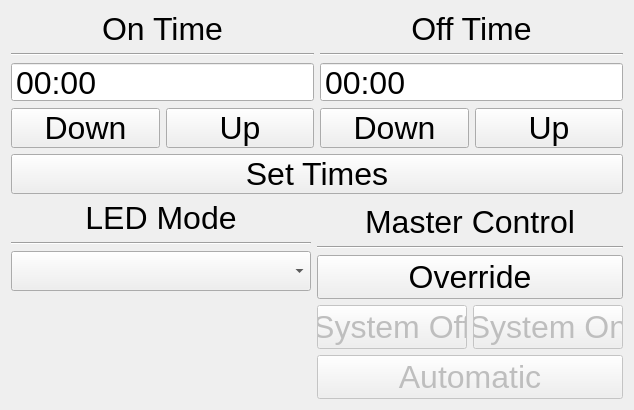
Before: the Qt Designer form pond_client/home.ui in Josh-Larson/P.O.N.D.S, drawn with Qt 5.
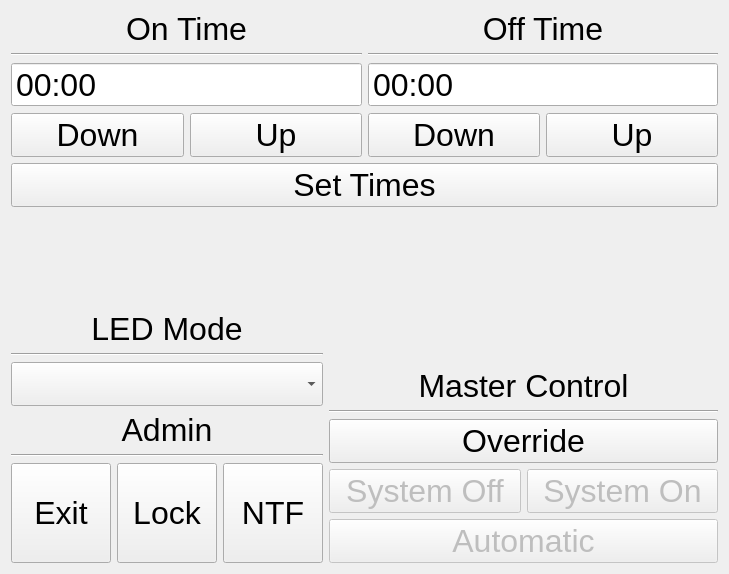
After: the same form once the commit is applied.

Commit message: Added Lock Screen Added Maluda Lights Added Exit Button Removed Menu Bar Added Non-Training Friday Support

The edit to the form file:
```diff
--- a/pond_client/home.ui
+++ b/pond_client/home.ui
@@ -2,12 +2,18 @@
 <ui version="4.0">
  <class>PONDcontrol</class>
  <widget class="QWidget" name="PONDcontrol">
+  <property name="windowModality">
+   <enum>Qt::NonModal</enum>
+  </property>
+  <property name="enabled">
+   <bool>true</bool>
+  </property>
   <property name="geometry">
    <rect>
     <x>0</x>
     <y>0</y>
-    <width>628</width>
-    <height>388</height>
+    <width>729</width>
+    <height>574</height>
    </rect>
   </property>
   <property name="font">
@@ -242,20 +248,103 @@
         </widget>
        </item>
        <item>
-        <spacer name="verticalSpacer_2">
+        <widget class="QLabel" name="label_5">
+         <property name="text">
+          <string>Admin</string>
+         </property>
+         <property name="alignment">
+          <set>Qt::AlignCenter</set>
+         </property>
+        </widget>
+       </item>
+       <item>
+        <widget class="Line" name="line_5">
          <property name="orientation">
-          <enum>Qt::Vertical</enum>
+          <enum>Qt::Horizontal</enum>
          </property>
-         <property name="sizeType">
-          <enum>QSizePolicy::Fixed</enum>
-         </property>
-         <property name="sizeHint" stdset="0">
-          <size>
-           <width>20</width>
-           <height>108</height>
-          </size>
-         </property>
-        </spacer>
+        </widget>
+       </item>
+       <item>
+        <layout class="QHBoxLayout" name="horizontalLayout_6">
+         <item>
+          <widget class="QPushButton" name="exit">
+           <property name="minimumSize">
+            <size>
+             <width>100</width>
+             <height>100</height>
+            </size>
+           </property>
+           <property name="maximumSize">
+            <size>
+             <width>100</width>
+             <height>100</height>
+            </size>
+           </property>
+           <property name="text">
+            <string>Exit</string>
+           </property>
+           <property name="autoRepeat">
+            <bool>true</bool>
+           </property>
+           <property name="autoRepeatDelay">
+            <number>1000</number>
+           </property>
+           <property name="autoRepeatInterval">
+            <number>1000</number>
+           </property>
+          </widget>
+         </item>
+         <item>
+          <widget class="QPushButton" name="lock">
+           <property name="sizePolicy">
+            <sizepolicy hsizetype="Minimum" vsizetype="Fixed">
+             <horstretch>0</horstretch>
+             <verstretch>0</verstretch>
+            </sizepolicy>
+           </property>
+           <property name="minimumSize">
+            <size>
+             <width>100</width>
+             <height>100</height>
+            </size>
+           </property>
+           <property name="maximumSize">
+            <size>
+             <width>100</width>
+             <height>100</height>
+            </size>
+           </property>
+           <property name="text">
+            <string>Lock</string>
+           </property>
+           <property name="checkable">
+            <bool>true</bool>
+           </property>
+          </widget>
+         </item>
+         <item>
+          <widget class="QPushButton" name="days">
+           <property name="minimumSize">
+            <size>
+             <width>100</width>
+             <height>100</height>
+            </size>
+           </property>
+           <property name="maximumSize">
+            <size>
+             <width>100</width>
+             <height>100</height>
+            </size>
+           </property>
+           <property name="text">
+            <string>NTF</string>
+           </property>
+           <property name="checkable">
+            <bool>true</bool>
+           </property>
+          </widget>
+         </item>
+        </layout>
        </item>
       </layout>
      </item>
@@ -292,6 +381,9 @@
          <property name="text">
           <string>Override</string>
          </property>
+         <property name="checkable">
+          <bool>false</bool>
+         </property>
         </widget>
        </item>
        <item>
```
The commit also changes 7 other files.
